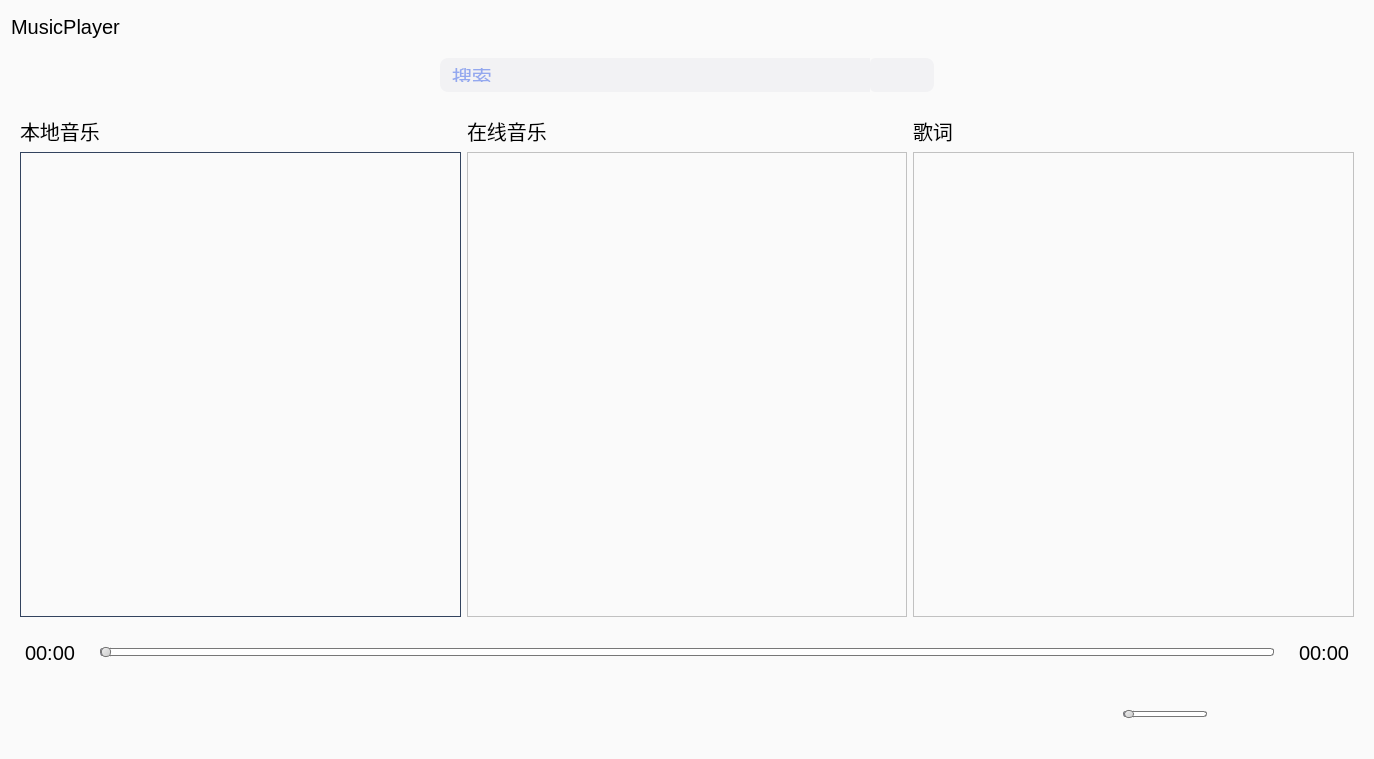
This is musicplayer.ui in hhhyxy/MusicPlayer-in-Qt as Qt 5 draws it before an edit. The edited form follows.
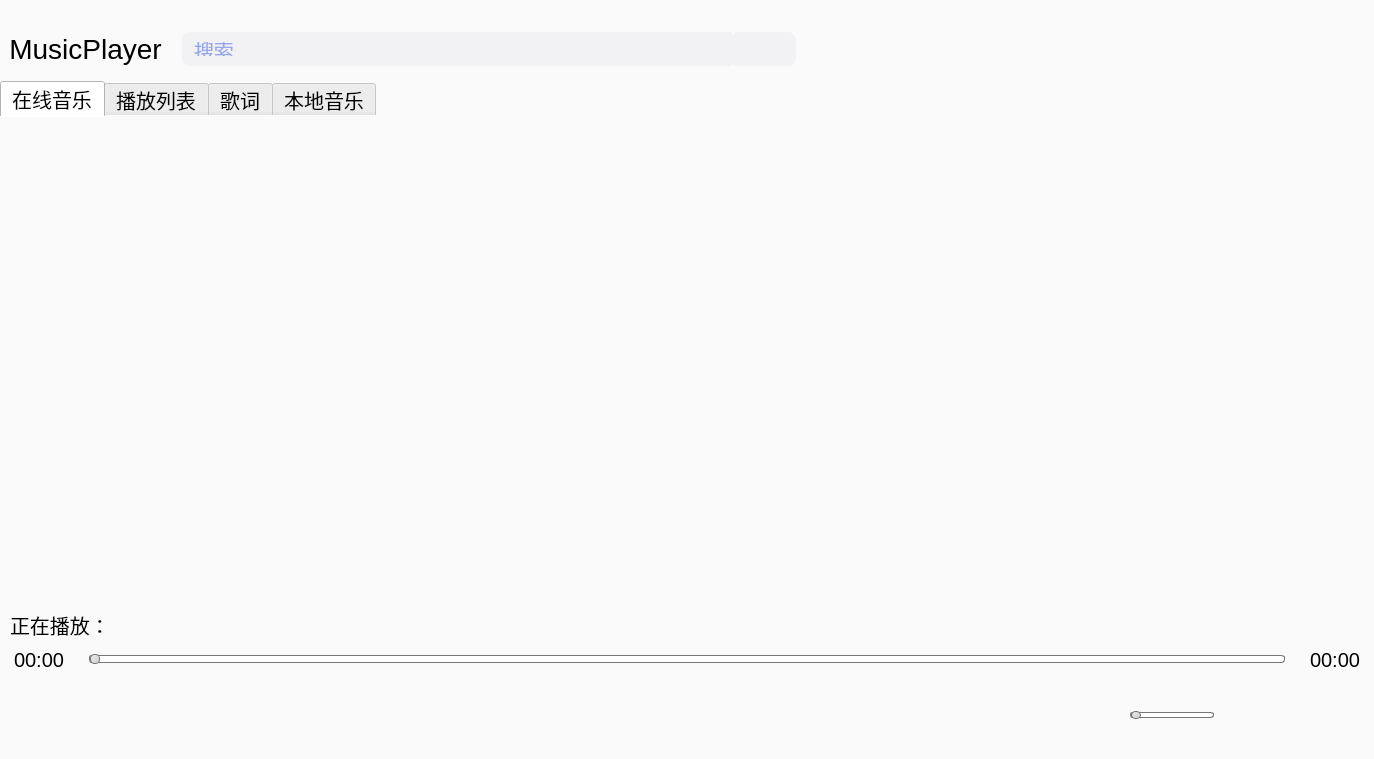
This is the edited form. The open tabs and pages were chosen to show the change. Icons and pictures are not drawn. Custom widgets are drawn as their Qt base class.

Commit message: 增加在线音乐播放功能

Patch:
```diff
--- a/musicplayer.ui
+++ b/musicplayer.ui
@@ -39,7 +39,7 @@
 }
 
 QListWidget {
-    border: 1px solid #32435E;
+    border: 0px solid #32435E;
 }
 
 QListWidget::item {
@@ -172,6 +172,21 @@
 }</string>
   </property>
   <layout class="QVBoxLayout" name="verticalLayout">
+   <property name="spacing">
+    <number>0</number>
+   </property>
+   <property name="leftMargin">
+    <number>0</number>
+   </property>
+   <property name="topMargin">
+    <number>0</number>
+   </property>
+   <property name="rightMargin">
+    <number>0</number>
+   </property>
+   <property name="bottomMargin">
+    <number>10</number>
+   </property>
    <item>
     <widget class="QWidget" name="widget_header" native="true">
      <property name="sizePolicy">
@@ -180,6 +195,18 @@
        <verstretch>0</verstretch>
       </sizepolicy>
      </property>
+     <property name="maximumSize">
+      <size>
+       <width>16777215</width>
+       <height>50</height>
+      </size>
+     </property>
+     <property name="styleSheet">
+      <string notr="true">QPushButton {
+	padding:0px;
+	margin:-5px;
+}</string>
+     </property>
      <layout class="QHBoxLayout" name="horizontalLayout_3">
       <property name="spacing">
        <number>0</number>
@@ -196,16 +223,6 @@
       <property name="bottomMargin">
        <number>0</number>
       </property>
-      <item>
-       <widget class="QLabel" name="label_2">
-        <property name="text">
-         <string>MusicPlayer</string>
-        </property>
-        <property name="margin">
-         <number>5</number>
-        </property>
-       </widget>
-      </item>
       <item>
        <spacer name="horizontalSpacer_6">
         <property name="orientation">
@@ -221,6 +238,9 @@
       </item>
       <item>
        <widget class="QPushButton" name="pushButtonMin">
+        <property name="enabled">
+         <bool>true</bool>
+        </property>
         <property name="sizePolicy">
          <sizepolicy hsizetype="MinimumExpanding" vsizetype="Fixed">
           <horstretch>0</horstretch>
@@ -255,6 +275,9 @@
           <height>20</height>
          </size>
         </property>
+        <property name="flat">
+         <bool>false</bool>
+        </property>
        </widget>
       </item>
       <item>
@@ -318,6 +341,9 @@
         <property name="toolTip">
          <string>关闭</string>
         </property>
+        <property name="styleSheet">
+         <string notr="true"/>
+        </property>
         <property name="text">
          <string/>
         </property>
@@ -345,9 +371,15 @@
       </sizepolicy>
      </property>
      <property name="styleSheet">
-      <string notr="true">QLineEdit {
+      <string notr="true">QLabel {
+	font-size:28px;
+
+}
+
+QLineEdit {
 	font-size:20px;
 	color: #335eea;
+	margin-left: 20px;
 	padding: 10px;
 	border: none;
 	background-color: rgb(242, 242, 244);
@@ -359,30 +391,42 @@
 	background-color: rgb(242, 242, 244);
 	border-top-right-radius: 8px;
 	border-bottom-right-radius: 8px;
+}
+QWidget {
+	margin-bottom:15px;
 }</string>
      </property>
      <layout class="QHBoxLayout" name="horizontalLayout_4">
       <property name="spacing">
        <number>0</number>
       </property>
-      <property name="leftMargin">
+      <property name="topMargin">
        <number>0</number>
       </property>
-      <property name="rightMargin">
+      <property name="bottomMargin">
        <number>0</number>
       </property>
       <item>
-       <spacer name="horizontalSpacer">
-        <property name="orientation">
-         <enum>Qt::Horizontal</enum>
+       <widget class="QLabel" name="label_2">
+        <property name="sizePolicy">
+         <sizepolicy hsizetype="Preferred" vsizetype="Fixed">
+          <horstretch>0</horstretch>
+          <verstretch>0</verstretch>
+         </sizepolicy>
         </property>
-        <property name="sizeHint" stdset="0">
-         <size>
-          <width>40</width>
-          <height>20</height>
-         </size>
+        <property name="text">
+         <string>MusicPlayer</string>
         </property>
-       </spacer>
+        <property name="scaledContents">
+         <bool>false</bool>
+        </property>
+        <property name="alignment">
+         <set>Qt::AlignCenter</set>
+        </property>
+        <property name="margin">
+         <number>5</number>
+        </property>
+       </widget>
       </item>
       <item>
        <widget class="QLineEdit" name="lineEdit_search">
@@ -424,7 +468,7 @@
        </widget>
       </item>
       <item>
-       <spacer name="horizontalSpacer_8">
+       <spacer name="horizontalSpacer_7">
         <property name="orientation">
          <enum>Qt::Horizontal</enum>
         </property>
@@ -440,61 +484,126 @@
     </widget>
    </item>
    <item>
-    <widget class="QWidget" name="widget_3" native="true">
-     <layout class="QGridLayout" name="gridLayout">
-      <item row="0" column="0">
-       <widget class="QLabel" name="label_4">
-        <property name="sizePolicy">
-         <sizepolicy hsizetype="MinimumExpanding" vsizetype="Fixed">
-          <horstretch>0</horstretch>
-          <verstretch>0</verstretch>
-         </sizepolicy>
-        </property>
-        <property name="text">
-         <string>本地音乐</string>
-        </property>
-       </widget>
-      </item>
-      <item row="0" column="1">
-       <widget class="QLabel" name="label_5">
-        <property name="sizePolicy">
-         <sizepolicy hsizetype="MinimumExpanding" vsizetype="Fixed">
-          <horstretch>0</horstretch>
-          <verstretch>0</verstretch>
-         </sizepolicy>
-        </property>
-        <property name="text">
-         <string>在线音乐</string>
-        </property>
-       </widget>
-      </item>
-      <item row="0" column="2">
-       <widget class="QLabel" name="label_6">
-        <property name="sizePolicy">
-         <sizepolicy hsizetype="MinimumExpanding" vsizetype="Fixed">
-          <horstretch>0</horstretch>
-          <verstretch>0</verstretch>
-         </sizepolicy>
-        </property>
-        <property name="text">
-         <string>歌词</string>
-        </property>
-       </widget>
-      </item>
-      <item row="1" column="0">
-       <widget class="QListWidget" name="listWidget">
-        <property name="horizontalScrollBarPolicy">
-         <enum>Qt::ScrollBarAlwaysOff</enum>
-        </property>
-       </widget>
-      </item>
-      <item row="1" column="1">
-       <widget class="QTableView" name="tableView"/>
-      </item>
-      <item row="1" column="2">
-       <widget class="QListView" name="listView"/>
-      </item>
-     </layout>
+    <widget class="QTabWidget" name="tabWidget">
+     <property name="styleSheet">
+      <string notr="true">QTabWidget{
+	border:0px;
+}
+
+QTableWidget {
+	border:0px;
+}
+QListWidget {
+	border: 0px;
+}</string>
+     </property>
+     <property name="tabPosition">
+      <enum>QTabWidget::North</enum>
+     </property>
+     <property name="tabShape">
+      <enum>QTabWidget::Rounded</enum>
+     </property>
+     <property name="currentIndex">
+      <number>1</number>
+     </property>
+     <property name="documentMode">
+      <bool>false</bool>
+     </property>
+     <property name="tabBarAutoHide">
+      <bool>true</bool>
+     </property>
+     <widget class="QWidget" name="tab">
+      <attribute name="title">
+       <string>在线音乐</string>
+      </attribute>
+      <layout class="QHBoxLayout" name="horizontalLayout_7">
+       <item>
+        <widget class="QTableWidget" name="tableWidget">
+         <property name="styleSheet">
+          <string notr="true">QTableWIdget {
+	color:rgb(173,175,178); 
+	background:rgb(25,27,31);
+	border:0px solid gray;
+
+}
+QListWidget::Item{
+	height:30px;
+	border:0px solid gray;
+	padding-left:15;
+}
+QListWidget::Item:hover{
+color:rgb(255,255,255);
+background:transparent;
+border:0px solid gray;
+}
+QListWidget::Item:selected{
+ color:rgb(255,255,255);
+border:0px solid gray;
+}
+QListWidget::Item:selected:active{
+background:#00FFFFFF;
+color:#FFFFFF;
+border-width:0;
+}</string>
+         </property>
+         <property name="wordWrap">
+          <bool>false</bool>
+         </property>
+        </widget>
+       </item>
+      </layout>
+     </widget>
+     <widget class="QWidget" name="tab_4">
+      <attribute name="title">
+       <string>播放列表</string>
+      </attribute>
+      <layout class="QHBoxLayout" name="horizontalLayout_8">
+       <item>
+        <widget class="QTableWidget" name="tableWidget_2"/>
+       </item>
+      </layout>
+     </widget>
+     <widget class="QWidget" name="tab_2">
+      <attribute name="title">
+       <string>歌词</string>
+      </attribute>
+      <layout class="QHBoxLayout" name="horizontalLayout_6">
+       <item>
+        <widget class="QListWidget" name="listWidget_2"/>
+       </item>
+      </layout>
+     </widget>
+     <widget class="QWidget" name="tab_3">
+      <attribute name="title">
+       <string>本地音乐</string>
+      </attribute>
+      <layout class="QHBoxLayout" name="horizontalLayout_5">
+       <item>
+        <widget class="QListWidget" name="listWidget">
+         <property name="horizontalScrollBarPolicy">
+          <enum>Qt::ScrollBarAlwaysOff</enum>
+         </property>
+        </widget>
+       </item>
+      </layout>
+     </widget>
+    </widget>
+   </item>
+   <item>
+    <widget class="QLabel" name="label_musicName">
+     <property name="styleSheet">
+      <string notr="true">QLabel {
+	padding-top:10px;
+	padding-left: 5px;
+padding-bottom:8px;
+}</string>
+     </property>
+     <property name="text">
+      <string>正在播放：</string>
+     </property>
+     <property name="margin">
+      <number>5</number>
+     </property>
     </widget>
    </item>
    <item>
@@ -509,6 +618,9 @@
       <property name="spacing">
        <number>20</number>
       </property>
+      <property name="topMargin">
+       <number>0</number>
+      </property>
       <item>
        <widget class="QLabel" name="label_3">
         <property name="sizePolicy">
@@ -576,7 +688,20 @@
      </property>
      <layout class="QHBoxLayout" name="horizontalLayout">
       <item>
-       <spacer name="horizontalSpacer_7">
+       <spacer name="horizontalSpacer">
+        <property name="orientation">
+         <enum>Qt::Horizontal</enum>
+        </property>
+        <property name="sizeHint" stdset="0">
+         <size>
+          <width>40</width>
+          <height>20</height>
+         </size>
+        </property>
+       </spacer>
+      </item>
+      <item>
+       <spacer name="horizontalSpacer_3">
         <property name="orientation">
          <enum>Qt::Horizontal</enum>
         </property>
@@ -629,34 +754,15 @@
         </property>
        </widget>
       </item>
-      <item>
-       <spacer name="horizontalSpacer_3">
-        <property name="orientation">
-         <enum>Qt::Horizontal</enum>
-        </property>
-        <property name="sizeType">
-         <enum>QSizePolicy::MinimumExpanding</enum>
-        </property>
-        <property name="sizeHint" stdset="0">
-         <size>
-          <width>50</width>
-          <height>50</height>
-         </size>
-        </property>
-       </spacer>
-      </item>
       <item>
        <spacer name="horizontalSpacer_5">
         <property name="orientation">
          <enum>Qt::Horizontal</enum>
         </property>
-        <property name="sizeType">
-         <enum>QSizePolicy::MinimumExpanding</enum>
-        </property>
         <property name="sizeHint" stdset="0">
          <size>
-          <width>50</width>
-          <height>50</height>
+          <width>40</width>
+          <height>20</height>
          </size>
         </property>
        </spacer>
```
Left out of the diff: 6 changed lines with no effect on the pictures. The commit also changes 6 other files.
